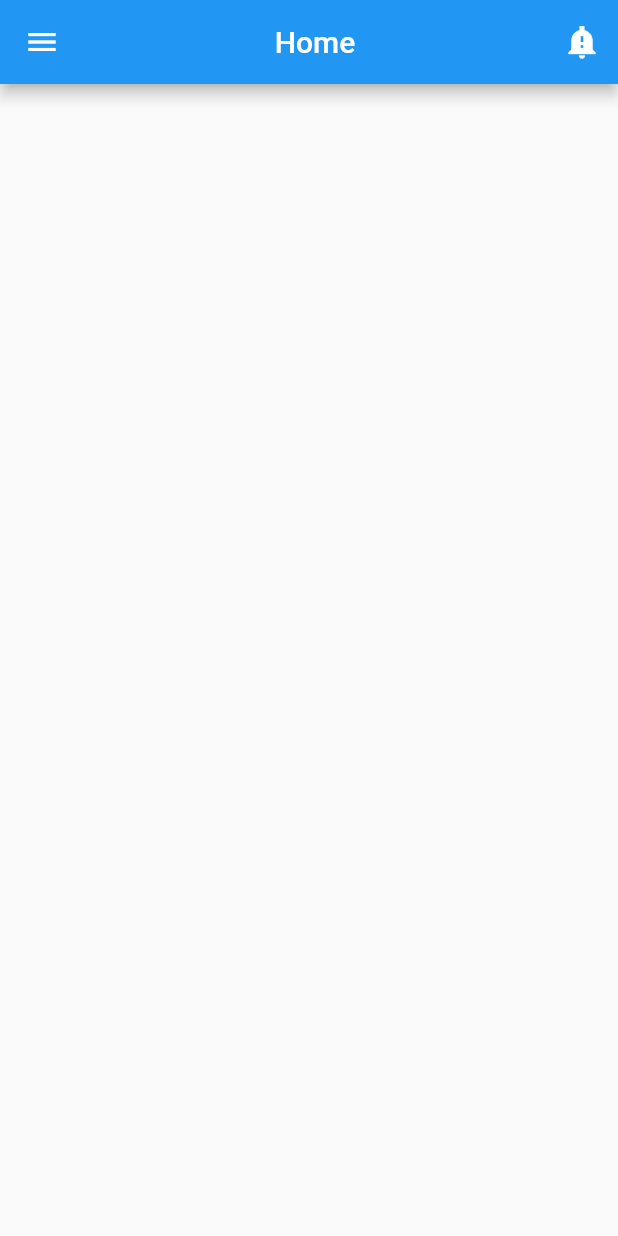
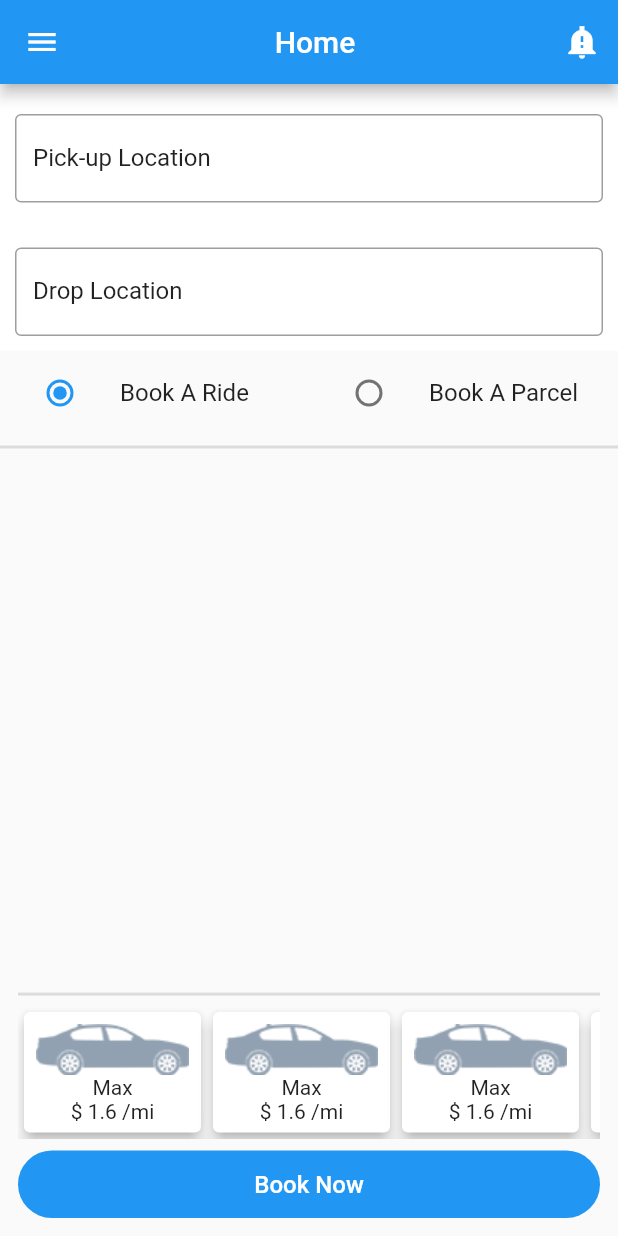
Before and after one commit to rinkuniks/rov_clone, a Flutter app: the HomeScreen screen opened directly, on a phone screen of 412 x 824 dp. Run offline on Flutter 3.47's test engine with Material 2 defaults, Android fonts, the phone set to English and light mode, and no system bars.

Commit message:
Home Screen view without map

```diff
--- a/lib/Utils/Assets.dart
+++ b/lib/Utils/Assets.dart
@@ -2,5 +2,5 @@ class Assets {
   static const String splashScreen = 'assets/images/splash_screen.png';
   static const String splashScreenLogo = 'assets/images/spalsh_screen_logo.png';
   static const String logo = 'assets/images/logo.png';
-  static const String call = 'assets/images/logo.png';
+  static const String taxiImage = 'assets/images/taxi.png';
 }
--- a/lib/Utils/commonComponents/editText.dart
+++ b/lib/Utils/commonComponents/editText.dart
@@ -4,14 +4,15 @@ class EditText extends StatefulWidget {
   final String labelText;
   final int? maxLen;
   final TextEditingController myController;
-  final ValueChanged<String> onChange;
+  final ValueChanged<String>? onChange;
   final TextInputType? inputType;
 
-  const EditText({super.key,
+  const EditText({
+    super.key,
     required this.labelText,
     this.maxLen,
     required this.myController,
-    required this.onChange,
+    this.onChange,
     this.inputType,
   });
 
@@ -37,6 +38,7 @@ class _EditTextState extends State<EditText> {
               maxLength: widget.maxLen ?? 250,
               keyboardType: widget.inputType ?? TextInputType.text,
               decoration: InputDecoration(
+                counterText: "",
                 labelText: widget.labelText,
                 labelStyle: const TextStyle(
                   color: Colors.black87,
--- a/lib/ui/homeScreen.dart
+++ b/lib/ui/homeScreen.dart
@@ -1,4 +1,9 @@
+import 'dart:core';
+
 import 'package:flutter/material.dart';
+import 'package:rov_clone/Utils/Assets.dart';
+import 'package:rov_clone/Utils/commonComponents/button.dart';
+import 'package:rov_clone/Utils/commonComponents/editText.dart';
 
 class HomeScreen extends StatefulWidget {
   const HomeScreen({super.key});
@@ -10,6 +15,7 @@ class HomeScreen extends StatefulWidget {
 class _HomeScreenState extends State<HomeScreen> {
   final pickController = TextEditingController();
   final dropController = TextEditingController();
+  int selectedOption = 1;
 
   @override
   void initState() {
@@ -30,7 +36,7 @@ class _HomeScreenState extends State<HomeScreen> {
         automaticallyImplyLeading: false,
         leading: IconButton(
           onPressed: () {},
-          icon: Icon(Icons.menu),
+          icon: const Icon(Icons.menu),
         ),
         actions: <Widget>[
           IconButton(
@@ -45,11 +51,116 @@ class _HomeScreenState extends State<HomeScreen> {
         ],
         title: const Center(child: Text('Home')),
       ),
-      body: Center(child: _body()),
+      body: Column(
+        mainAxisAlignment: MainAxisAlignment.spaceBetween,
+        children: [
+          _body(),
+          bottomUi(),
+        ],
+      ),
     );
   }
 
   Widget _body() {
-    return Container();
+    return Column(
+      verticalDirection: VerticalDirection.down,
+      children: <Widget>[
+        EditText(
+          labelText: "Pick-up Location",
+          myController: pickController,
+        ),
+        EditText(
+          labelText: "Drop Location",
+          myController: dropController,
+        ),
+        Row(
+          children: <Widget>[
+            Expanded(
+              flex: 1,
+              child: ListTile(
+                title: const Text('Book A Ride'),
+                leading: Radio(
+                  value: 1,
+                  groupValue: selectedOption,
+                  onChanged: (value) {
+                    setState(() {
+                      selectedOption = value!;
+                    });
+                  },
+                ),
+              ),
+            ),
+            Expanded(
+              flex: 1,
+              child: ListTile(
+                title: const Text('Book A Parcel'),
+                leading: Radio(
+                  value: 2,
+                  groupValue: selectedOption,
+                  onChanged: (value) {
+                    setState(() {
+                      selectedOption = value!;
+                    });
+                  },
+                ),
+              ),
+            ),
+          ],
+        ),
+        const Divider(
+          thickness: 2,
+        ),
+      ],
+    );
+  }
+
+  Widget bottomUi() {
+    return Container(
+      padding: const EdgeInsets.all(12),
+      height: MediaQuery.of(context).size.height * 0.22,
+      child: Column(
+        mainAxisAlignment: MainAxisAlignment.spaceBetween,
+        children: <Widget>[
+          const Divider(
+            thickness: 2,
+          ),
+          Expanded(
+            child: ListView.builder(
+                shrinkWrap: true,
+                scrollDirection: Axis.horizontal,
+                itemCount: 6,
+                itemBuilder: (BuildContext context, int index) {
+                  return _rideListView(
+                      imageUrl: null, rideName: "Max", amount: "1.6");
+                }),
+          ),
+          const SizedBox(
+            height: 8,
+          ),
+          Button(
+            onPressed: () {},
+            btnText: "Book Now",
+            mWidth: MediaQuery.of(context).size.width,
+          )
+        ],
+      ),
+    );
+  }
+
+  Widget _rideListView({String? imageUrl, String? rideName, String? amount}) {
+    return Card(
+      elevation: 4,
+      child: Padding(
+        padding: const EdgeInsets.all(8.0),
+        child: Column(
+          mainAxisAlignment: MainAxisAlignment.spaceBetween,
+          children: [
+            Image.asset(imageUrl ?? Assets.taxiImage),
+            Text(rideName ?? "Standard"),
+            Text('\$ $amount ' "/mi" ?? "\$ 1.5/mi"),
+          ],
+        ),
+      ),
+    );
   }
 }
```
Also changed, not shown: assets/images/taxi.png (added).
